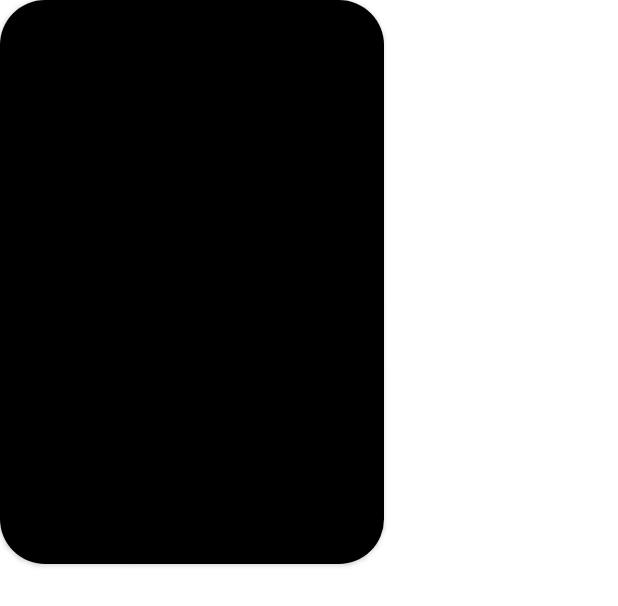
After one commit to Team-Scookie/scookie_android, an Android app: the layout rv_item_calendar_card.xml on its own in the app's theme, with its tools: preview values and no code run, on a phone screen of 412 x 824 dp. The commit adds this screen. Shown: the top 606 px of the screen. Run offline under Robolectric (Android 15) with nearby library versions, the phone set to English and light mode, and no system bars.

Commit message:
feat: Add recyclerview in activity_calendar

```diff
--- a/app/src/main/AndroidManifest.xml
+++ b/app/src/main/AndroidManifest.xml
@@ -11,13 +11,15 @@
         android:roundIcon="@mipmap/ic_launcher_round"
         android:supportsRtl="true"
         android:theme="@style/AppTheme">
-        <activity android:name=".CalendarActivity"></activity>
-        <activity android:name=".LoginActivity">
+        <activity android:name=".CalendarActivity">
             <intent-filter>
                 <action android:name="android.intent.action.MAIN" />
 
                 <category android:name="android.intent.category.LAUNCHER" />
             </intent-filter>
+        </activity>
+        <activity android:name=".LoginActivity">
+
         </activity> <!-- The API key for Google Maps-based APIs. -->
         <meta-data
             android:name="com.google.android.geo.API_KEY"
--- /dev/null
+++ b/app/src/main/res/layout/rv_item_calendar_card.xml
@@ -0,0 +1,35 @@
+<?xml version="1.0" encoding="utf-8"?>
+<FrameLayout xmlns:android="http://schemas.android.com/apk/res/android"
+    android:layout_width="match_parent"
+    android:layout_height="match_parent"
+    xmlns:app="http://schemas.android.com/apk/res-auto"
+    android:id="@+id/rv_item_calendar_card">
+
+    <androidx.cardview.widget.CardView
+        android:layout_width="256dp"
+        android:layout_height="376dp"
+        app:cardCornerRadius="30dp">
+
+        <androidx.constraintlayout.widget.ConstraintLayout
+            android:layout_width="match_parent"
+            android:layout_height="match_parent">
+
+            <ImageView
+                android:layout_width="0dp"
+                android:layout_height="0dp"
+                app:layout_constraintTop_toTopOf="parent"
+                app:layout_constraintBottom_toBottomOf="parent"
+                app:layout_constraintStart_toStartOf="parent"
+                app:layout_constraintEnd_toEndOf="parent"
+                android:scaleType="centerCrop"
+                android:background="#000000">
+
+
+
+            </ImageView>
+
+        </androidx.constraintlayout.widget.ConstraintLayout>
+
+    </androidx.cardview.widget.CardView>
+
+</FrameLayout>
```
Also changed, not shown: app/src/main/java/com/example/scookie/CalendarActivity.kt (+15 -0 lines), app/src/main/java/com/example/scookie/CalendarRVAdapter.kt (added, +30 -0 lines), app/src/main/res/layout/activity_calendar.xml (+10 -0 lines).
